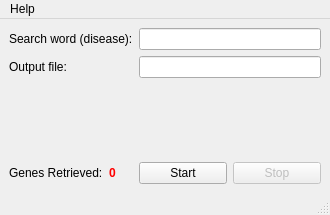
Above: pgr.ui from kstenio/PyGenRetrieve before the change. Below: the same form after it.
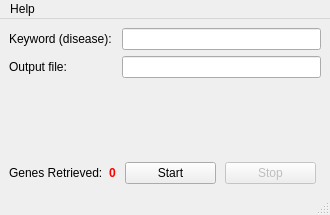
That is the form after the change.

Commit message: 1) Substituida licença (GPLv2->AGPLv3) 2) Alterada versão do PyQt de 4 para 5, e altualizado o código para funcionar com o PyQt5 3) Leves modificações na interface gráfica 4) Criada versão standalone (arquivo EXE) para execução em sistemas Windows 5) Atualizado readme com as mudanças no programa

What changed in the file:
```diff
--- a/pgr.ui
+++ b/pgr.ui
@@ -90,7 +90,7 @@
     <item row="0" column="0">
      <widget class="QLabel" name="label">
       <property name="text">
-       <string>Search word (disease):</string>
+       <string>Keyword (disease):</string>
       </property>
      </widget>
     </item>
```
Left out of the diff: 18 changed lines with no effect on the pictures. The commit also changes 5 other files.
